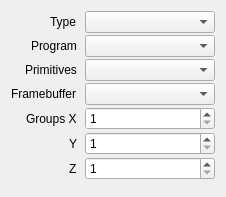
Old version of the form src/session/CallProperties.ui in the repository houmain/gpupad.
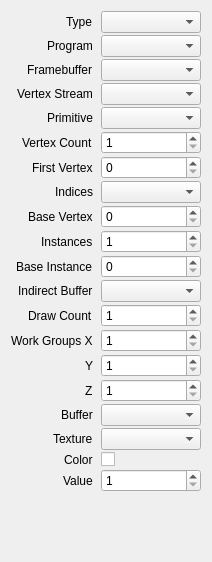
New version of the form. Custom widgets are drawn as their Qt base class.

Commit message: Adding more call types

Patch:
```diff
--- a/src/session/CallProperties.ui
+++ b/src/session/CallProperties.ui
@@ -6,8 +6,8 @@
    <rect>
     <x>0</x>
     <y>0</y>
-    <width>226</width>
-    <height>197</height>
+    <width>212</width>
+    <height>562</height>
    </rect>
   </property>
   <layout class="QVBoxLayout">
@@ -55,60 +55,39 @@
       <widget class="ReferenceComboBox" name="program"/>
      </item>
      <item row="2" column="0">
-      <widget class="QLabel" name="labelPrimitives">
-       <property name="text">
-        <string>Primitives</string>
-       </property>
-      </widget>
-     </item>
-     <item row="2" column="1">
-      <widget class="ReferenceComboBox" name="primitives">
-       <property name="sizePolicy">
-        <sizepolicy hsizetype="Expanding" vsizetype="Fixed">
-         <horstretch>0</horstretch>
-         <verstretch>0</verstretch>
-        </sizepolicy>
-       </property>
-      </widget>
-     </item>
-     <item row="3" column="0">
       <widget class="QLabel" name="labelFramebuffer">
        <property name="text">
         <string>Framebuffer</string>
        </property>
       </widget>
      </item>
+     <item row="2" column="1">
+      <widget class="ReferenceComboBox" name="framebuffer"/>
+     </item>
+     <item row="3" column="0">
+      <widget class="QLabel" name="labelVertexStream">
+       <property name="text">
+        <string>Vertex Stream</string>
+       </property>
+      </widget>
+     </item>
      <item row="3" column="1">
-      <widget class="ReferenceComboBox" name="framebuffer">
-       <property name="sizePolicy">
-        <sizepolicy hsizetype="Expanding" vsizetype="Fixed">
-         <horstretch>0</horstretch>
-         <verstretch>0</verstretch>
-        </sizepolicy>
-       </property>
-      </widget>
+      <widget class="ReferenceComboBox" name="vertexStream"/>
      </item>
      <item row="4" column="0">
       <widget class="QLabel" name="labelGroupsX">
        <property name="text">
-        <string>Groups X</string>
+        <string>Primitive</string>
        </property>
       </widget>
      </item>
      <item row="4" column="1">
-      <widget class="QSpinBox" name="numGroupsX">
-       <property name="minimum">
-        <number>1</number>
-       </property>
-       <property name="maximum">
-        <number>65536</number>
-       </property>
-      </widget>
+      <widget class="DataComboBox" name="primitiveType"/>
      </item>
      <item row="5" column="0">
       <widget class="QLabel" name="labelGroupsY">
        <property name="text">
-        <string>Y</string>
+        <string>Vertex Count</string>
        </property>
       </widget>
      </item>
@@ -125,12 +104,192 @@
      <item row="6" column="0">
       <widget class="QLabel" name="labelGroupsZ">
        <property name="text">
-        <string>Z</string>
+        <string>First Vertex</string>
        </property>
       </widget>
      </item>
      <item row="6" column="1">
-      <widget class="QSpinBox" name="numGroupsZ">
+      <widget class="QSpinBox" name="firstVertex">
+       <property name="minimum">
+        <number>0</number>
+       </property>
+       <property name="maximum">
+        <number>65536</number>
+       </property>
+      </widget>
+     </item>
+     <item row="7" column="0">
+      <widget class="QLabel" name="labelIndexBuffer">
+       <property name="text">
+        <string>Indices</string>
+       </property>
+      </widget>
+     </item>
+     <item row="7" column="1">
+      <widget class="ReferenceComboBox" name="indexBuffer"/>
+     </item>
+     <item row="8" column="0">
+      <widget class="QLabel" name="labelBaseVertex">
+       <property name="text">
+        <string>Base Vertex</string>
+       </property>
+      </widget>
+     </item>
+     <item row="8" column="1">
+      <widget class="QSpinBox" name="baseVertex">
+       <property name="maximum">
+        <number>65536</number>
+       </property>
+      </widget>
+     </item>
+     <item row="10" column="0">
+      <widget class="QLabel" name="labelInstanceCount">
+       <property name="text">
+        <string>Instances</string>
+       </property>
+      </widget>
+     </item>
+     <item row="10" column="1">
+      <widget class="QSpinBox" name="instanceCount">
+       <property name="minimum">
+        <number>1</number>
+       </property>
+       <property name="maximum">
+        <number>65536</number>
+       </property>
+      </widget>
+     </item>
+     <item row="11" column="0">
+      <widget class="QLabel" name="labelBaseInstance">
+       <property name="text">
+        <string>Base Instance</string>
+       </property>
+      </widget>
+     </item>
+     <item row="11" column="1">
+      <widget class="QSpinBox" name="baseInstance">
+       <property name="maximum">
+        <number>65536</number>
+       </property>
+      </widget>
+     </item>
+     <item row="14" column="0">
+      <widget class="QLabel" name="labelWorkGroupsX">
+       <property name="text">
+        <string>Work Groups X</string>
+       </property>
+      </widget>
+     </item>
+     <item row="14" column="1">
+      <widget class="QSpinBox" name="workGroupsX">
+       <property name="minimum">
+        <number>1</number>
+       </property>
+       <property name="maximum">
+        <number>65536</number>
+       </property>
+      </widget>
+     </item>
+     <item row="15" column="0">
+      <widget class="QLabel" name="labelWorkGroupsY">
+       <property name="text">
+        <string>Y</string>
+       </property>
+      </widget>
+     </item>
+     <item row="15" column="1">
+      <widget class="QSpinBox" name="workGroupsY">
+       <property name="minimum">
+        <number>1</number>
+       </property>
+       <property name="maximum">
+        <number>65536</number>
+       </property>
+      </widget>
+     </item>
+     <item row="16" column="0">
+      <widget class="QLabel" name="labelWorkGroupsZ">
+       <property name="text">
+        <string>Z</string>
+       </property>
+      </widget>
+     </item>
+     <item row="16" column="1">
+      <widget class="QSpinBox" name="workGroupsZ">
+       <property name="minimum">
+        <number>1</number>
+       </property>
+       <property name="maximum">
+        <number>65536</number>
+       </property>
+      </widget>
+     </item>
+     <item row="17" column="0">
+      <widget class="QLabel" name="labelBuffer">
+       <property name="text">
+        <string>Buffer</string>
+       </property>
+      </widget>
+     </item>
+     <item row="17" column="1">
+      <widget class="ReferenceComboBox" name="buffer"/>
+     </item>
+     <item row="18" column="0">
+      <widget class="QLabel" name="labelTexture">
+       <property name="text">
+        <string>Texture</string>
+       </property>
+      </widget>
+     </item>
+     <item row="18" column="1">
+      <widget class="ReferenceComboBox" name="texture"/>
+     </item>
+     <item row="19" column="0">
+      <widget class="QLabel" name="labelClearColor">
+       <property name="text">
+        <string>Color</string>
+       </property>
+      </widget>
+     </item>
+     <item row="19" column="1">
+      <widget class="ColorPicker" name="clearColor"/>
+     </item>
+     <item row="20" column="0">
+      <widget class="QLabel" name="labelClearValue">
+       <property name="text">
+        <string>Value</string>
+       </property>
+      </widget>
+     </item>
+     <item row="20" column="1">
+      <widget class="QSpinBox" name="clearValue">
+       <property name="minimum">
+        <number>1</number>
+       </property>
+       <property name="maximum">
+        <number>65536</number>
+       </property>
+      </widget>
+     </item>
+     <item row="12" column="0">
+      <widget class="QLabel" name="labelIndirectBuffer">
+       <property name="text">
+        <string>Indirect Buffer</string>
+       </property>
+      </widget>
+     </item>
+     <item row="12" column="1">
+      <widget class="ReferenceComboBox" name="indirectBuffer"/>
+     </item>
+     <item row="13" column="0">
+      <widget class="QLabel" name="labelDrawCount">
+       <property name="text">
+        <string>Draw Count</string>
+       </property>
+      </widget>
+     </item>
+     <item row="13" column="1">
+      <widget class="QSpinBox" name="drawCount">
        <property name="minimum">
         <number>1</number>
        </property>
@@ -144,16 +303,21 @@
   </layout>
  </widget>
  <customwidgets>
-  <customwidget>
-   <class>ReferenceComboBox</class>
-   <extends>QComboBox</extends>
-   <header>session/ReferenceComboBox.h</header>
-  </customwidget>
   <customwidget>
    <class>DataComboBox</class>
    <extends>QComboBox</extends>
    <header>session/DataComboBox.h</header>
   </customwidget>
+  <customwidget>
+   <class>ReferenceComboBox</class>
+   <extends>QComboBox</extends>
+   <header>session/ReferenceComboBox.h</header>
+  </customwidget>
+  <customwidget>
+   <class>ColorPicker</class>
+   <extends>QCheckBox</extends>
+   <header>session/ColorPicker.h</header>
+  </customwidget>
  </customwidgets>
  <resources/>
  <connections/>
```
Left out of the diff: 8 changed lines with no effect on the pictures. The commit also changes 32 other files.
